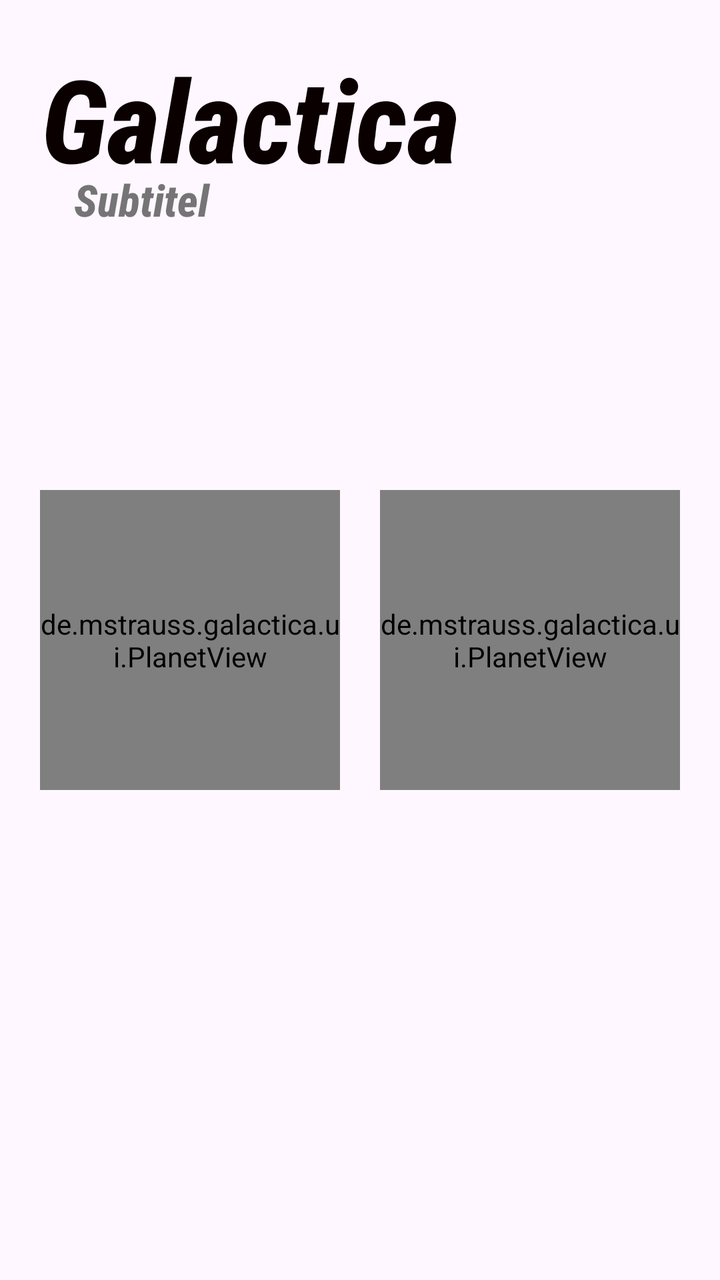
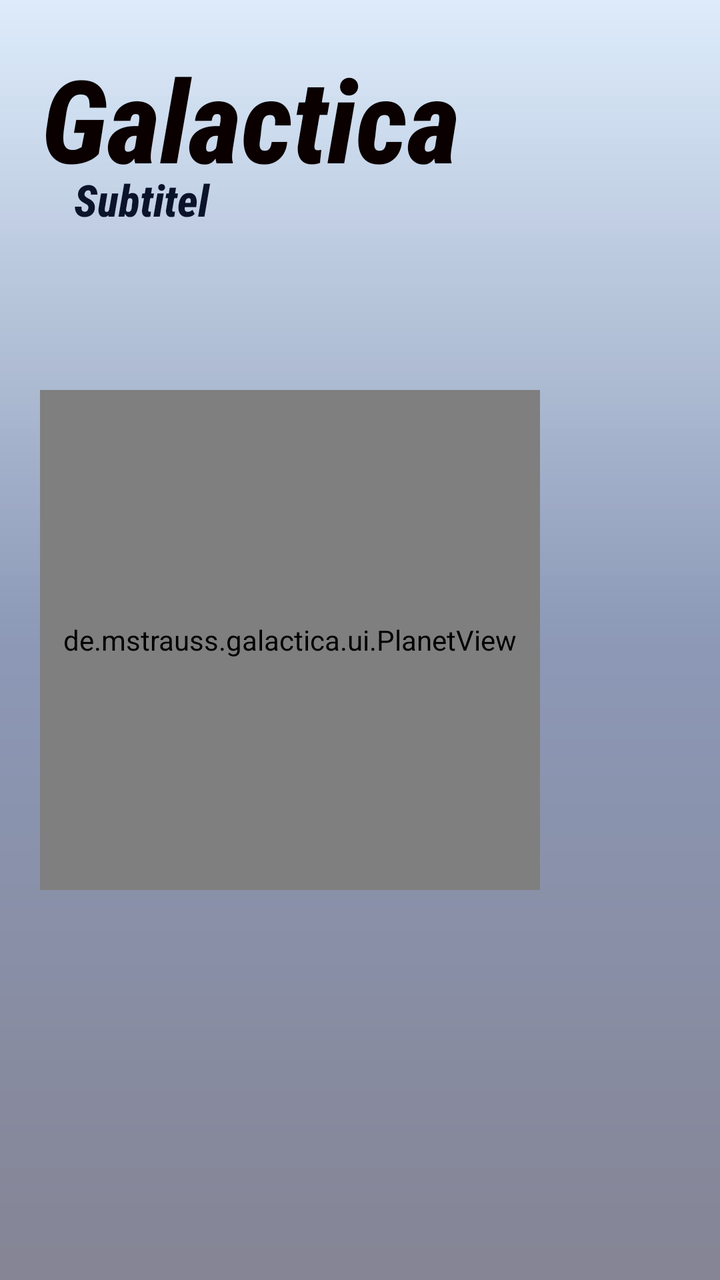

Two renders of the same Android screen: before a commit and after it. Below are the layout's source before the change and the commit's diff.
<!-- AndroidManifest.xml: application theme Theme.Galactica -->
<!-- res/layout/activity_main.xml -->
<?xml version="1.0" encoding="utf-8"?>
<androidx.constraintlayout.widget.ConstraintLayout xmlns:android="http://schemas.android.com/apk/res/android"
    xmlns:app="http://schemas.android.com/apk/res-auto"
    xmlns:tools="http://schemas.android.com/tools"
    android:id="@+id/main"
    android:layout_width="match_parent"
    android:layout_height="match_parent"
    tools:context=".MainActivity">

    <LinearLayout
        android:id="@+id/menu_left_layout"
        android:layout_width="match_parent"
        android:layout_height="match_parent"
        android:gravity="top|start"
        android:orientation="vertical"
        android:padding="10pt">

        <TextView
            android:id="@+id/gametitle"
            android:layout_width="wrap_content"
            android:layout_height="wrap_content"
            android:fontFamily="sans-serif-condensed-medium"
            android:text="@string/app_name"
            android:textColor="#0B0000"
            android:textSize="28pt"
            android:textStyle="bold|italic"
            app:layout_constraintBottom_toBottomOf="parent"
            app:layout_constraintEnd_toEndOf="parent"
            app:layout_constraintStart_toStartOf="parent"
            app:layout_constraintTop_toTopOf="parent" />

        <TextView
            android:id="@+id/subtitle"
            android:layout_width="match_parent"
            android:layout_height="wrap_content"
            android:fontFamily="sans-serif-condensed-medium"
            android:text="@string/subtitle"
            android:textAppearance="@style/TextAppearance.AppCompat.Large"
            android:textColor="@color/gray_600"
            android:textStyle="bold|italic"
            android:translationX="8pt"
            android:translationY="-6pt"
            app:layout_constraintBottom_toBottomOf="parent"
            app:layout_constraintEnd_toEndOf="parent"
            app:layout_constraintStart_toStartOf="parent"
            app:layout_constraintTop_toTopOf="parent" />

        <HorizontalScrollView
            android:id="@+id/campaign_levels"
            android:layout_width="match_parent"
            android:layout_height="match_parent"
            android:layout_marginStart="1dp"
            android:layout_marginTop="1dp"
            android:layout_marginEnd="1dp"
            android:layout_marginBottom="1dp"
            android:foregroundGravity="center_vertical"
            android:visibility="gone">

            
            <LinearLayout
                android:layout_width="wrap_content"
                android:layout_height="match_parent"
                android:foregroundGravity="center"
                android:gravity="center"
                android:orientation="horizontal">

                <de.mstrauss.galactica.ui.LevelCard
                    android:layout_width="match_parent"
                    android:layout_height="match_parent"
                    app:LevelNumber="1"
                    app:columns="6"
                    app:planetAmount="3"
                    app:rows="4" />

                <de.mstrauss.galactica.ui.LevelCard
                    android:layout_width="match_parent"
                    android:layout_height="match_parent"
                    app:LevelNumber="2"
                    app:availableMoves="26"
                    app:columns="7"
                    app:planetAmount="5"
                    app:rows="5" />

                <de.mstrauss.galactica.ui.LevelCard
                    android:layout_width="match_parent"
                    android:layout_height="match_parent"
                    app:LevelNumber="3"
                    app:availableMoves="18"
                    app:columns="9"
                    app:planetAmount="6"
                    app:rows="7" />

                <de.mstrauss.galactica.ui.LevelCard
                    android:layout_width="match_parent"
                    android:layout_height="match_parent"
                    app:LevelNumber="4"
                    app:availableMoves="12"
                    app:columns="10"
                    app:planetAmount="2"
                    app:rows="4" />

                <de.mstrauss.galactica.ui.LevelCard
                    android:layout_width="match_parent"
                    android:layout_height="match_parent"
                    app:LevelNumber="5"
                    app:availableMoves="26"
                    app:columns="14"
                    app:planetAmount="8"
                    app:rows="11" />

            </LinearLayout>
        </HorizontalScrollView>

        <LinearLayout
            android:id="@+id/single_player_playground_setting"
            android:layout_width="match_parent"
            android:layout_height="match_parent"
            android:gravity="center"
            android:orientation="horizontal"
            android:visibility="gone">

            <LinearLayout
                android:layout_width="wrap_content"
                android:layout_height="wrap_content"
                android:gravity="start"
                android:orientation="vertical">

                <androidx.appcompat.widget.SwitchCompat
                    android:layout_width="match_parent"
                    android:layout_height="match_parent"></androidx.appcompat.widget.SwitchCompat>
            </LinearLayout>

            <Button
                android:id="@+id/start_single_player_game_button"
                style="@android:style/Widget.Material.Button"
                android:layout_width="wrap_content"
                android:layout_height="wrap_content"
                android:text="@string/start_game_button"></Button>
        </LinearLayout>

        <LinearLayout
            android:id="@+id/settings_menu_layout"
            android:layout_width="wrap_content"
            android:layout_height="wrap_content"
            android:gravity="center|start"
            android:orientation="vertical"
            android:padding="10pt"
            android:visibility="gone"></LinearLayout>

        <LinearLayout
            android:id="@+id/single_menu_layout"
            android:layout_width="wrap_content"
            android:layout_height="wrap_content"
            android:gravity="center|start"
            android:orientation="vertical"
            android:padding="10pt"
            android:visibility="gone">

            <Button
                android:id="@+id/campaign_button"
                style="@android:style/Widget.Material.Button"
                android:layout_width="match_parent"
                android:layout_height="wrap_content"
                android:text="@string/campagne_button" />

            <Button
                android:id="@+id/single_player_playground_button"
                style="@android:style/Widget.Material.Button"
                android:layout_width="match_parent"
                android:layout_height="wrap_content"
                android:text="@string/custom_game" />
        </LinearLayout>

        <LinearLayout
            android:id="@+id/multi_menu_layout"
            android:layout_width="wrap_content"
            android:layout_height="wrap_content"
            android:gravity="center|start"
            android:orientation="vertical"
            android:padding="10pt"
            android:visibility="gone">

            <Button
                android:id="@+id/host_game_button"
                style="@android:style/Widget.Material.Button"
                android:layout_width="match_parent"
                android:layout_height="wrap_content"
                android:text="@string/host_game_button" />

            <Button
                android:id="@+id/join_game_button"
                style="@android:style/Widget.Material.Button"
                android:layout_width="match_parent"
                android:layout_height="wrap_content"
                android:text="@string/join_game_button" />
        </LinearLayout>

        <LinearLayout
            android:id="@+id/multiplayer_lobby_host"
            android:layout_width="match_parent"
            android:layout_height="wrap_content"
            android:gravity="center"
            android:orientation="horizontal"
            android:visibility="gone">

            <de.mstrauss.galactica.ui.MultiplayerLobbyHostView
                android:id="@+id/multiplayer_lobby_host_view"
                android:layout_width="wrap_content"
                android:layout_height="wrap_content" />


        </LinearLayout>

        <LinearLayout
            android:id="@+id/multiplayer_lobby_client"
            android:layout_width="match_parent"
            android:layout_height="wrap_content"
            android:gravity="center"
            android:orientation="horizontal"
            android:visibility="gone">


            <de.mstrauss.galactica.ui.MultiplayerLobbyClientView
                android:id="@+id/multiplayer_lobby_client_view"
                android:layout_width="wrap_content"
                android:layout_height="wrap_content" />

        </LinearLayout>

        <LinearLayout
            android:id="@+id/menu_buttons_layout"
            android:layout_width="wrap_content"
            android:layout_height="wrap_content"
            android:gravity="center|start"
            android:orientation="vertical"
            android:padding="10pt"
            android:visibility="gone">

            <Button
                android:id="@+id/menu_singleplayer_button"
                style="@android:style/Widget.Material.Button"
                android:layout_width="match_parent"
                android:layout_height="wrap_content"
                android:text="@string/singleplayer_button" />

            <Button
                android:id="@+id/menu_multiplayer_button"
                style="@android:style/Widget.Material.Button"
                android:layout_width="match_parent"
                android:layout_height="wrap_content"
                android:text="@string/multiplayer_button" />

            <Button
                android:id="@+id/menu_settings_button"
                style="@android:style/Widget.Material.Button"
                android:layout_width="wrap_content"
                android:layout_height="wrap_content"
                android:text="@string/settings_button" />
        </LinearLayout>
    </LinearLayout>

    <LinearLayout
        android:id="@+id/menu_back_button"
        android:layout_width="match_parent"
        android:layout_height="match_parent"
        android:gravity="end|top"
        android:orientation="vertical"
        android:padding="5pt"
        android:visibility="gone"
        app:layout_constraintTop_toTopOf="parent">
        <Button
            android:id="@+id/menu_back_button_inner"
            style="@android:style/Widget.Material.Button"
            android:layout_width="wrap_content"
            android:layout_height="wrap_content"
            android:text="@string/back_button" />
    </LinearLayout>

    <LinearLayout
        android:layout_width="match_parent"
        android:layout_height="match_parent"
        android:gravity="center"
        android:orientation="horizontal"
        >
        <de.mstrauss.galactica.ui.PlanetView
            android:layout_width="150dp"
            android:layout_height="150dp"
            android:layout_margin="10dp">
        </de.mstrauss.galactica.ui.PlanetView>

        <de.mstrauss.galactica.ui.PlanetView
            android:layout_width="150dp"
            android:layout_height="150dp"
            app:primaryColor="@color/planet_red"
            app:highlightColor="@color/planet_red_highlight"
            android:layout_margin="10dp">
        </de.mstrauss.galactica.ui.PlanetView>

        <de.mstrauss.galactica.ui.PlanetView
            android:layout_width="150dp"
            android:layout_height="150dp"
            app:primaryColor="@color/planet_green"
            app:highlightColor="@color/planet_green_highlight"
            android:layout_margin="10dp">
        </de.mstrauss.galactica.ui.PlanetView>

        <de.mstrauss.galactica.ui.PlanetView
            android:layout_width="150dp"
            android:layout_height="150dp"
            app:primaryColor="@color/planet_brown"
            app:highlightColor="@color/planet_brown_highlight"
            android:layout_margin="10dp">
        </de.mstrauss.galactica.ui.PlanetView>
    </LinearLayout>
</androidx.constraintlayout.widget.ConstraintLayout>
<!-- resources referenced by this layout -->
<resources>
  <color name="gray_600">#FF757575</color>
  <color name="planet_brown">#714505</color>
  <color name="planet_brown_highlight">#BF7917</color>
  <color name="planet_green">#4CAF50</color>
  <color name="planet_green_highlight">#8BC34A</color>
  <color name="planet_red">#FF5722</color>
  <color name="planet_red_highlight">#FF9800</color>
  <string name="app_name">Galactica</string>
  <string name="back_button">Zurück</string>
  <string name="campagne_button">Kampagne</string>
  <string name="custom_game">Freies Spiel</string>
  <string name="host_game_button">Spiel Hosten</string>
  <string name="join_game_button">Spiel Beitreten</string>
  <string name="multiplayer_button">Mehrspieler</string>
  <string name="settings_button">Einstellungen</string>
  <string name="singleplayer_button">Einzelspieler</string>
  <string name="start_game_button">Start Game</string>
  <string name="subtitle">Subtitel</string>
  <style name="Theme.Galactica" parent="Base.Theme.Galactica" />
  <style name="Base.Theme.Galactica" parent="Theme.Material3.DayNight.NoActionBar">
  
          
          <item name="materialButtonStyle">@style/GalacticaButton</item>
  
          
          <item name="materialButtonOutlinedStyle">@style/GalacticaButton.Outlined</item>
  
          
          <item name="textAppearanceBodyLarge">@style/TextAppearance.Galactica.Body</item>
          <item name="fontFamily">sans-serif-condensed-medium</item>
  
          
      </style>
  <style name="GalacticaButton" parent="Widget.Material3.Button">
          <item name="backgroundTint">@color/space_glow</item>
          <item name="android:textColor">@color/white</item>
          <item name="cornerRadius">8dp</item>
          <item name="android:textStyle">bold</item>
          
          <item name="android:minHeight">52dp</item>
          <item name="android:insetTop">2dp</item>
          <item name="android:insetBottom">2dp</item>
          <item name="android:insetLeft">2dp</item>
          <item name="android:insetRight">2dp</item>
          <item name="android:letterSpacing">0.03</item>
      </style>
  <style name="GalacticaButton.Outlined" parent="Widget.Material3.Button.OutlinedButton">
          <item name="strokeColor">@color/space_glow</item>
          <item name="strokeWidth">2dp</item>
          <item name="cornerRadius">2dp</item>
          <item name="android:textColor">@color/white</item>
          <item name="android:minHeight">52dp</item>
      </style>
  <style name="TextAppearance.Galactica.Body" parent="TextAppearance.Material3.BodyLarge">
          <item name="android:textColor">@color/white</item>
      </style>
  <color name="space_glow">#5BC0EB</color>
  <color name="white">#FFFFFFFF</color>
</resources>

<!-- the commit's change to res/layout/activity_main.xml (unified diff, before → after) -->
@@ -8,6 +8,20 @@
     tools:context=".MainActivity">
 
     <LinearLayout
+        android:layout_width="match_parent"
+        android:layout_height="match_parent"
+        android:background="@drawable/bg"
+        android:gravity="end|center"
+        android:orientation="horizontal">
+
+        <de.mstrauss.galactica.ui.PlanetView
+            android:id="@+id/planet"
+            android:layout_width="250dp"
+            android:layout_height="250dp"
+            android:layout_marginEnd="90dp"></de.mstrauss.galactica.ui.PlanetView>
+    </LinearLayout>
+
+    <LinearLayout
         android:id="@+id/menu_left_layout"
         android:layout_width="match_parent"
         android:layout_height="match_parent"
@@ -16,7 +30,6 @@
         android:padding="10pt">
 
         <TextView
-            android:id="@+id/gametitle"
             android:layout_width="wrap_content"
             android:layout_height="wrap_content"
             android:fontFamily="sans-serif-condensed-medium"
@@ -36,7 +49,7 @@
             android:fontFamily="sans-serif-condensed-medium"
             android:text="@string/subtitle"
             android:textAppearance="@style/TextAppearance.AppCompat.Large"
-            android:textColor="@color/gray_600"
+            android:textColor="@color/space_dark"
             android:textStyle="bold|italic"
             android:translationX="8pt"
             android:translationY="-6pt"
@@ -276,40 +289,4 @@
             android:text="@string/back_button" />
     </LinearLayout>
 
-    <LinearLayout
-        android:layout_width="match_parent"
-        android:layout_height="match_parent"
-        android:gravity="center"
-        android:orientation="horizontal"
-        >
-        <de.mstrauss.galactica.ui.PlanetView
-            android:layout_width="150dp"
-            android:layout_height="150dp"
-            android:layout_margin="10dp">
-        </de.mstrauss.galactica.ui.PlanetView>
-
-        <de.mstrauss.galactica.ui.PlanetView
-            android:layout_width="150dp"
-            android:layout_height="150dp"
-            app:primaryColor="@color/planet_red"
-            app:highlightColor="@color/planet_red_highlight"
-            android:layout_margin="10dp">
-        </de.mstrauss.galactica.ui.PlanetView>
-
-        <de.mstrauss.galactica.ui.PlanetView
-            android:layout_width="150dp"
-            android:layout_height="150dp"
-            app:primaryColor="@color/planet_green"
-            app:highlightColor="@color/planet_green_highlight"
-            android:layout_margin="10dp">
-        </de.mstrauss.galactica.ui.PlanetView>
-
-        <de.mstrauss.galactica.ui.PlanetView
-            android:layout_width="150dp"
-            android:layout_height="150dp"
-            app:primaryColor="@color/planet_brown"
-            app:highlightColor="@color/planet_brown_highlight"
-            android:layout_margin="10dp">
-        </de.mstrauss.galactica.ui.PlanetView>
-    </LinearLayout>
 </androidx.constraintlayout.widget.ConstraintLayout>
<!-- resource entries referenced after the edit -->
@@ -1,12 +1,18 @@
 <!-- resources referenced by this layout -->
 <resources>
-  <color name="gray_600">#FF757575</color>
-  <color name="planet_brown">#714505</color>
-  <color name="planet_brown_highlight">#BF7917</color>
-  <color name="planet_green">#4CAF50</color>
-  <color name="planet_green_highlight">#8BC34A</color>
-  <color name="planet_red">#FF5722</color>
-  <color name="planet_red_highlight">#FF9800</color>
+  <color name="space_dark">#0B132B</color>
+  <!-- drawable bg (drawable) -->
+  <?xml version="1.0" encoding="utf-8"?>
+  <shape xmlns:android="http://schemas.android.com/apk/res/android"
+      android:shape="rectangle">
+  
+      <gradient
+          android:type="linear"
+          android:angle="-45"
+          android:startColor="#335BC0EB"
+          android:centerColor="#801B3B6F"
+          android:endColor="#800B132B" />
+  </shape>
   <string name="app_name">Galactica</string>
   <string name="back_button">Zurück</string>
   <string name="campagne_button">Kampagne</string>
